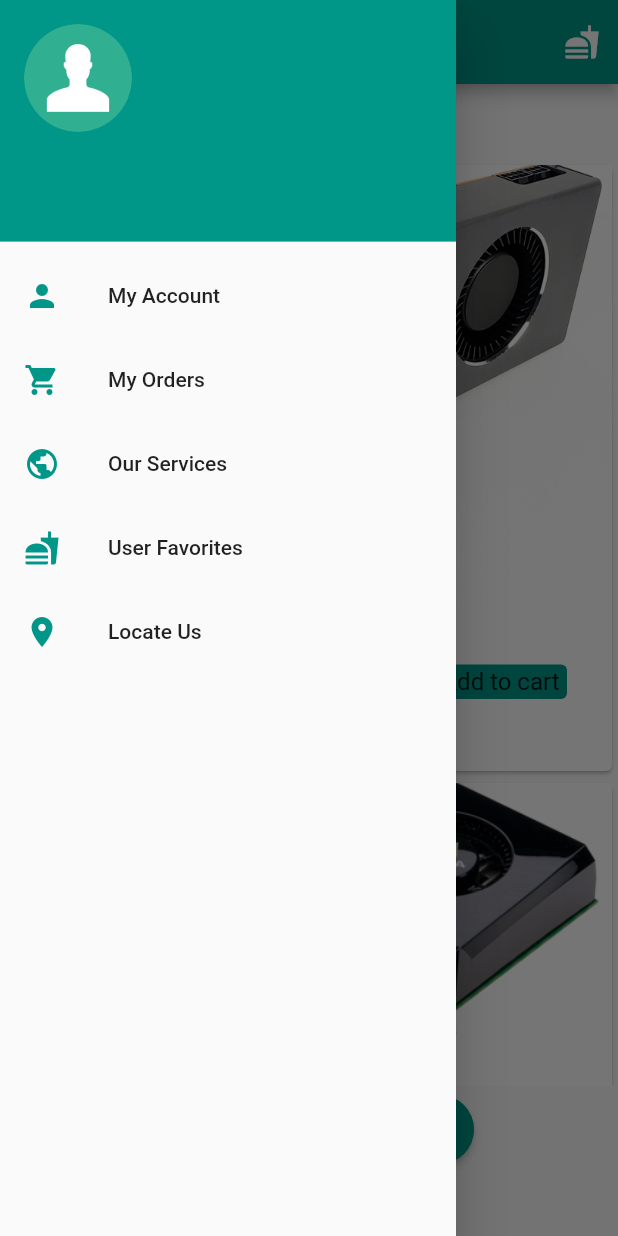
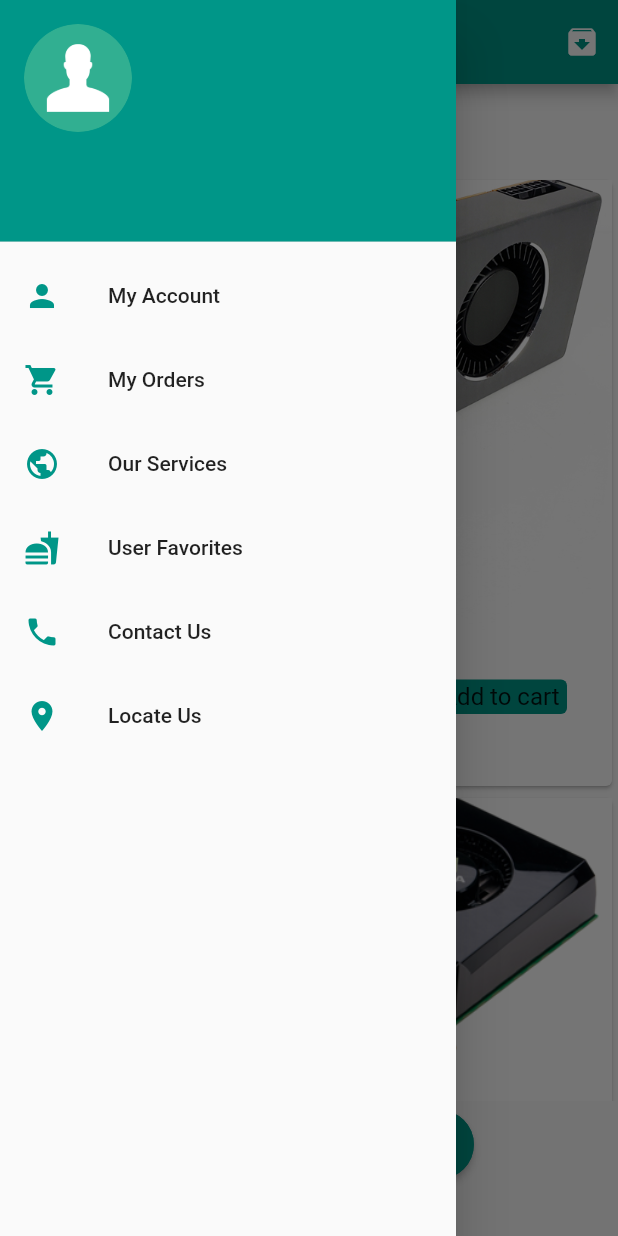
Before and after one commit to Paradox2405/etechapp, a Flutter app: the Food screen opened directly, with the side drawer open, on a phone screen of 412 x 824 dp. Run offline on Flutter 3.47's test engine with Material 2 defaults, Android fonts, the phone set to English and light mode, and no system bars; our stand-ins replace cloud_firestore, firebase_auth, firebase_storage, flutter_rating_bar, fluttertoast, font_awesome_flutter and 3 more; missing offline and left inert: contactus, flutter_awesome_alert_box, grouped_buttons, headup_loading; accounts and stored records are empty.

Commit message:
Added Contact Page

```diff
--- a/lib/UI/Food.dart
+++ b/lib/UI/Initial.dart
@@ -1,4 +1,5 @@
 import 'package:cloud_firestore/cloud_firestore.dart';
+import 'package:contactus/contactus.dart';
 import 'package:etechapp/UI/MapLocation.dart';
 import 'package:firebase_auth/firebase_auth.dart';
 import 'package:firebase_storage/firebase_storage.dart';
@@ -10,6 +11,7 @@ import 'package:etechapp/UI/OrderObj.dart';
 import 'package:etechapp/model/DataBase.dart';
 import 'package:fluttertoast/fluttertoast.dart';
 
+import 'ContactUs.dart';
 import 'MainHome.dart';
 import 'ProfilePage.dart';
 import 'test.dart';
@@ -111,7 +113,7 @@ class _FoodState extends State<Food> {
           title: Text("Order List"),
           actions: <Widget>[
             IconButton(
-              icon: Icon(Icons.fastfood),
+              icon: Icon(Icons.archive),
               onPressed: () {
                 Navigator.push(context,
                     MaterialPageRoute(builder: (context) => BookApp()));
@@ -169,6 +171,14 @@ class _FoodState extends State<Food> {
                     MaterialPageRoute(builder: (context) => BookApp()));
               },
             ),
+            ListTile(
+              leading: Icon(Icons.phone, color: Colors.teal,),
+              title: Text('Contact Us'),
+              onTap: () {
+                Navigator.push(context,
+                    MaterialPageRoute(builder: (context) => Contact()));
+              },
+            ),
 
             ListTile(
               leading: Icon(Icons.location_on, color: Colors.teal,),
@@ -203,7 +213,7 @@ class _FoodState extends State<Food> {
                 color: Colors.teal
             ),),
             SizedBox(
-              height: 0,
+              height: 10,
             ),
             ConstrainedBox(
 
--- a/lib/UI/Login.dart
+++ b/lib/UI/Login.dart
@@ -2,7 +2,7 @@ import 'package:flutter/material.dart';
 import 'package:flutter_awesome_alert_box/flutter_awesome_alert_box.dart';
 import 'package:headup_loading/headup_loading.dart';
 
-import 'package:etechapp/UI/Food.dart';
+import 'package:etechapp/UI/Initial.dart';
 import 'package:etechapp/UI/Register.dart';
 import 'package:etechapp/model/DataBase.dart';
 
--- a/lib/UI/MainHome.dart
+++ b/lib/UI/MainHome.dart
@@ -6,7 +6,7 @@ import 'package:flutter/material.dart';
 import 'package:flutter_awesome_alert_box/flutter_awesome_alert_box.dart';
 import 'package:headup_loading/headup_loading.dart';
 
-import 'package:etechapp/UI/Food.dart';
+import 'package:etechapp/UI/Initial.dart';
 import 'package:etechapp/UI/Register.dart';
 import 'package:etechapp/model/DataBase.dart';
 
--- a/lib/UI/Reviews.dart
+++ b/lib/UI/Reviews.dart
@@ -7,7 +7,7 @@ import 'package:font_awesome_flutter/font_awesome_flutter.dart';
 import 'package:etechapp/UI/test.dart';
 import 'package:etechapp/UI/test.dart';
 import 'Account.dart';
-import 'Food.dart';
+import 'Initial.dart';
 import 'OrderList.dart';
 import 'ProfilePage.dart';
 import 'test.dart';
--- a/lib/UI/test.dart
+++ b/lib/UI/test.dart
@@ -7,7 +7,7 @@ import 'package:flutter/foundation.dart';
 import 'package:flutter/material.dart';
 import 'package:font_awesome_flutter/font_awesome_flutter.dart';
 import 'Account.dart';
-import 'Food.dart';
+import 'Initial.dart';
 import 'ProfilePage.dart';
 import 'Reviews.dart';
 import 'OrderObj.dart';
--- a/lib/main.dart
+++ b/lib/main.dart
@@ -3,7 +3,7 @@ import 'package:flutter/material.dart';
 import 'package:etechapp/UI/Login.dart';
 import 'package:etechapp/UI/test.dart';
 
-import 'UI/Food.dart';
+import 'UI/Initial.dart';
 
 void main() => runApp(MyApp());
 class MyApp extends StatefulWidget {
--- a/pubspec.yaml
+++ b/pubspec.yaml
@@ -39,6 +39,9 @@ dependencies:
   google_maps_flutter: ^0.4.0
   permission: ^0.1.7
   fluttertoast: ^5.0.1
+  contactus:
+    git:
+      url: https://github.com/Paradox2405/contactus.git
 
 
 
```
Also changed, not shown: lib/UI/ContactUs.dart (added, +34 -0 lines), pubspec.lock, 1 other file.
